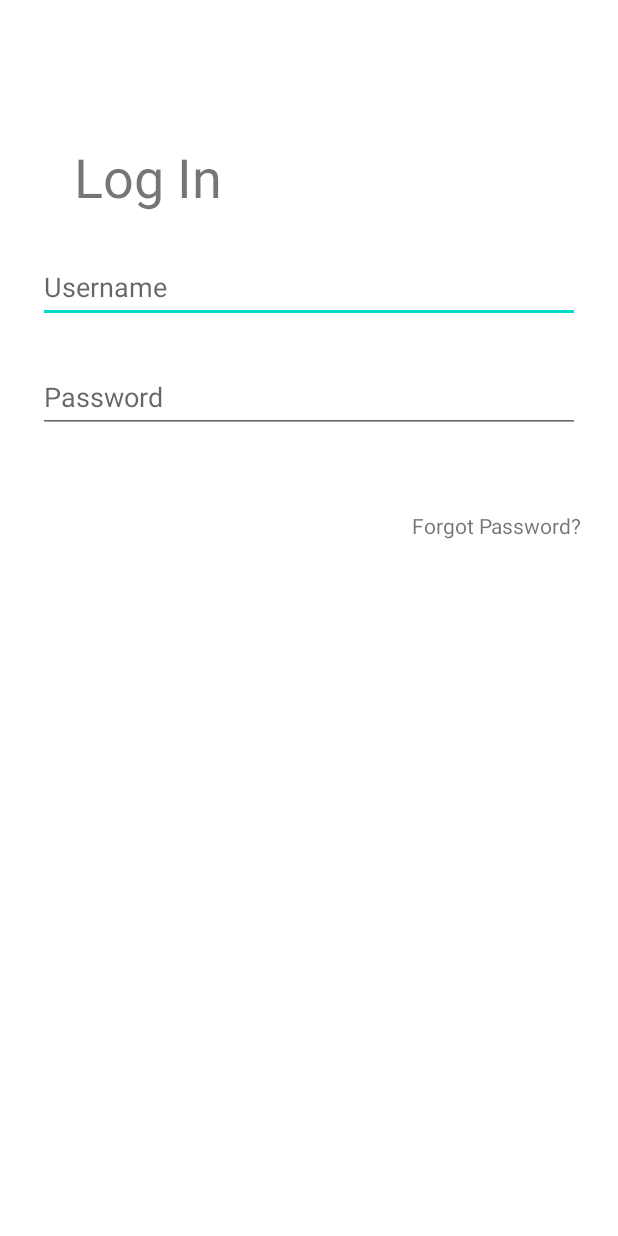
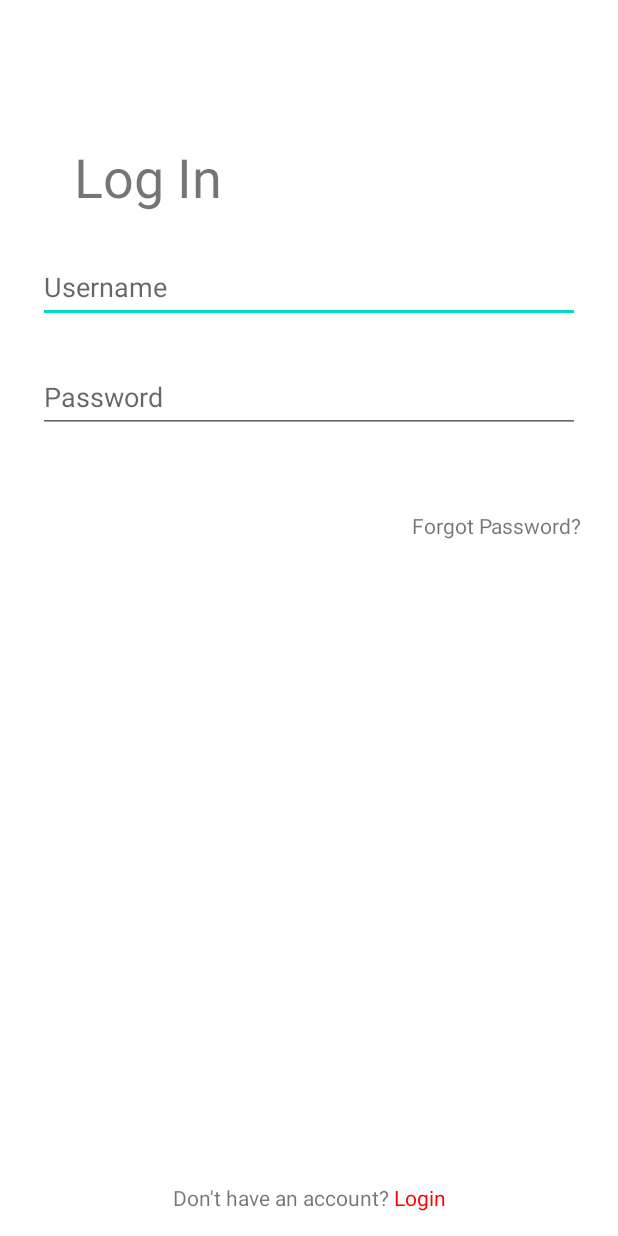
Before and after one commit to bhattshrey24/News-App-Using-Kotlin, an Android app: the screen it shows after launch (AuthenticationActivity), on a phone screen of 412 x 824 dp. Run offline under Robolectric (Android 15) with nearby library versions, the phone set to English and light mode, and no system bars.

Commit message:
Added progress bar

```diff
--- a/app/build.gradle
+++ b/app/build.gradle
@@ -42,8 +42,6 @@ dependencies {
     implementation 'androidx.appcompat:appcompat:1.4.1'
     implementation 'com.google.android.material:material:1.5.0'
     implementation 'androidx.constraintlayout:constraintlayout:2.1.3'
-    implementation 'androidx.legacy:legacy-support-v4:1.0.0'
-    implementation 'com.google.firebase:firebase-auth:21.0.1'
     testImplementation 'junit:junit:4.13.2'
     androidTestImplementation 'androidx.test.ext:junit:1.1.3'
     androidTestImplementation 'androidx.test.espresso:espresso-core:3.4.0'
@@ -60,6 +58,8 @@ dependencies {
     implementation "androidx.navigation:navigation-dynamic-features-fragment:$nav_version"
     // Testing Navigation
     androidTestImplementation "androidx.navigation:navigation-testing:$nav_version"
-
+    //Firebase Auth
+    implementation 'androidx.legacy:legacy-support-v4:1.0.0'
+    implementation 'com.google.firebase:firebase-auth:21.0.1'
 
 }
--- a/app/src/main/java/com/example/newsappusingkotlin/AuthenticationActivity.kt
+++ b/app/src/main/java/com/example/newsappusingkotlin/AuthenticationActivity.kt
@@ -1,8 +1,17 @@
 package com.example.newsappusingkotlin
 
+import android.graphics.Color
 import android.os.Bundle
+import android.text.SpannableString
+import android.text.Spanned
+import android.text.TextPaint
+import android.text.method.LinkMovementMethod
+import android.text.style.ClickableSpan
+import android.view.View
+import android.widget.Toast
 import androidx.appcompat.app.AppCompatActivity
 import com.example.newsappusingkotlin.databinding.ActivityAuthenticationBinding
+
 
 class AuthenticationActivity : AppCompatActivity() {
     private val binding: ActivityAuthenticationBinding by lazy {
@@ -12,6 +21,31 @@ class AuthenticationActivity : AppCompatActivity() {
     override fun onCreate(savedInstanceState: Bundle?) {
         super.onCreate(savedInstanceState)
         setContentView(binding.root)
+
         supportActionBar?.hide()//removes the app/title bar
+        binding.circularProgressBar.visibility = View.GONE
+        makePartOfTextClickable()// This method basically makes a part of Text clickable Like in "Dont have an account already?Login" here we can precisely make just "Login" part clickable
     }
+
+    private fun makePartOfTextClickable() {
+        val ss = SpannableString("Don't have an account? Login")
+        val clickableSpan: ClickableSpan = object : ClickableSpan() {
+            override fun onClick(textView: View) {
+                // startActivity(Intent(this@AuthenticationActivity, NextActivity::class.java))
+                Toast.makeText(this@AuthenticationActivity, "Yo Clicked", Toast.LENGTH_LONG).show()
+            }
+
+            override fun updateDrawState(ds: TextPaint) {
+                super.updateDrawState(ds)
+                ds.color = Color.RED
+                ds.isUnderlineText = false // if it's true then it will underline the text
+            }
+        }
+        ss.setSpan(clickableSpan, 23, ss.length, Spanned.SPAN_EXCLUSIVE_EXCLUSIVE);
+        binding.TextViewDontHaveAccount.movementMethod = LinkMovementMethod.getInstance()
+        binding.TextViewDontHaveAccount.text = ss
+        binding.TextViewDontHaveAccount.highlightColor = Color.TRANSPARENT
+
+    }
+
 }
--- a/app/src/main/res/layout/activity_authentication.xml
+++ b/app/src/main/res/layout/activity_authentication.xml
@@ -53,4 +53,26 @@
         app:layout_constraintEnd_toEndOf="parent"
         app:layout_constraintTop_toBottomOf="@+id/editTextTextPassword" />
 
+    <TextView
+        android:id="@+id/TextViewDontHaveAccount"
+        android:layout_width="wrap_content"
+        android:layout_height="wrap_content"
+        android:layout_marginStart="116dp"
+        android:layout_marginEnd="115dp"
+        android:layout_marginBottom="16dp"
+        android:text="Don't have an account? Login"
+        app:layout_constraintBottom_toBottomOf="parent"
+        app:layout_constraintEnd_toEndOf="parent"
+        app:layout_constraintStart_toStartOf="parent" />
+
+    <ProgressBar
+        android:id="@+id/circularProgressBar"
+        style="?android:attr/progressBarStyle"
+        android:layout_width="wrap_content"
+        android:layout_height="wrap_content"
+        app:layout_constraintTop_toTopOf="parent"
+        app:layout_constraintBottom_toBottomOf="parent"
+        app:layout_constraintLeft_toLeftOf="parent"
+        app:layout_constraintRight_toRightOf="parent"/>
+
 </androidx.constraintlayout.widget.ConstraintLayout>
```
